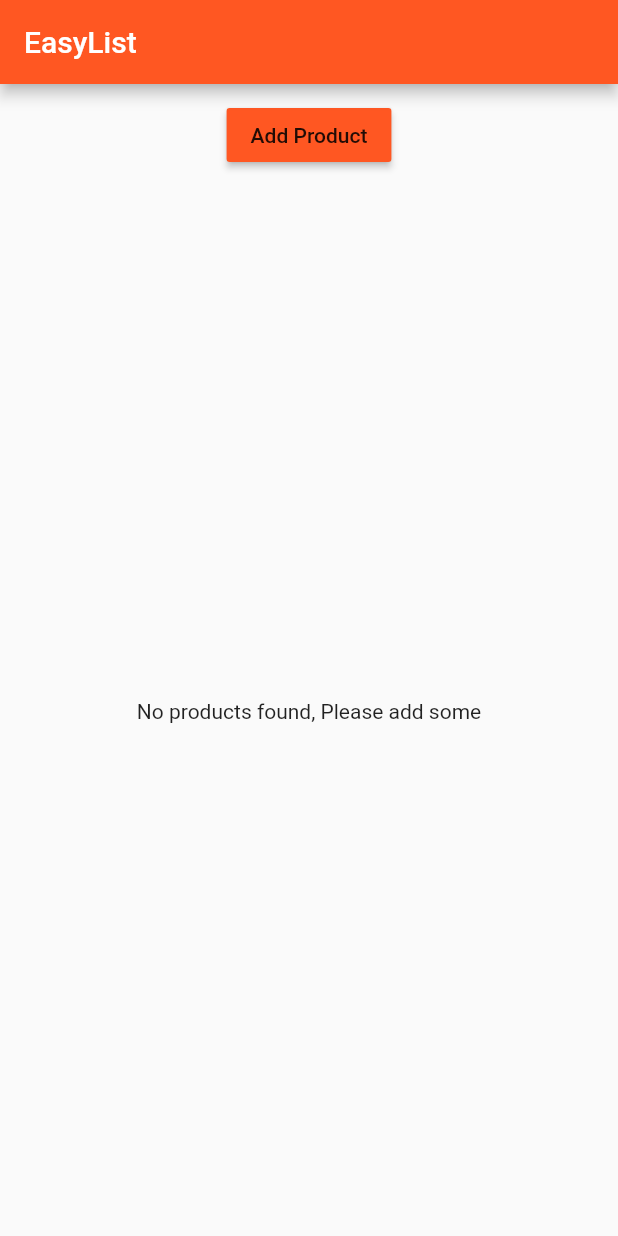
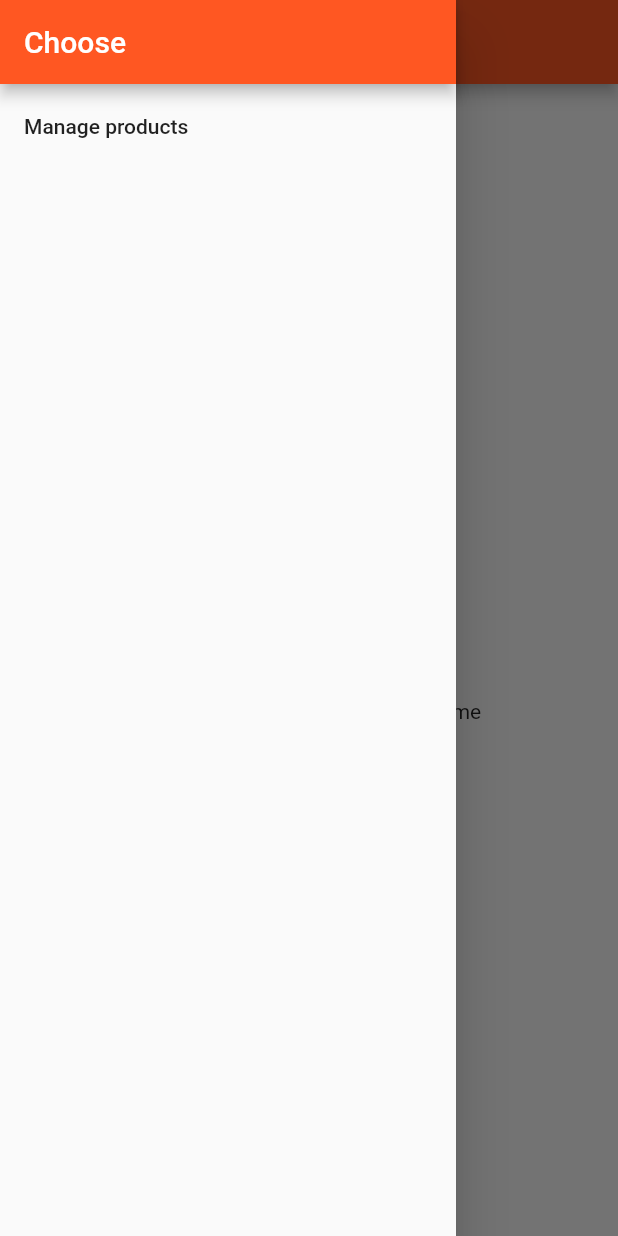
Before and after one commit to AruN227/Flutter, a Flutter app: the screen it shows after launch, with the side drawer open (before the commit the screen has no drawer), on a phone screen of 412 x 824 dp. Run offline on Flutter 3.47's test engine with Material 2 defaults, Android fonts, the phone set to English and light mode, and no system bars.

Commit message:
Navigation and tabs

```diff
--- a/lib/main.dart
+++ b/lib/main.dart
@@ -1,7 +1,11 @@
 import 'package:flutter/material.dart';
 //import 'package:flutter/rendering.dart';
 
-import './product_manager.dart';
+//import './product_manager.dart';
+import './pages/auth.dart';
+import './pages/product.dart';
+import './pages/products.dart';
+import './pages/products_admin.dart';
 
 void main() {
   //debugPaintSizeEnabled = true;
@@ -9,7 +13,30 @@ void main() {
   //debugPaintPointersEnabled=true;
   runApp(MyApp());
 }
-class MyApp extends StatelessWidget {
+class MyApp extends StatefulWidget {
+
+  @override
+  State<StatefulWidget> createState() {
+    return _MyAppState();
+  }
+}
+
+  class _MyAppState extends State<MyApp>{
+    List<Map<String, String>> _products = [];
+
+    void _addProduct(Map<String, String> product) {
+      setState(() {
+          _products.add(product);
+      });
+  }
+
+  void _deleteProduct(int index) {
+    setState(() {
+      _products.removeAt(index);
+    });
+  }
+
+
   @override
   Widget build(BuildContext context) {
     return MaterialApp(
@@ -19,12 +46,28 @@ class MyApp extends StatelessWidget {
         primarySwatch: Colors.deepOrange,
         accentColor: Colors.deepPurple
       ),
-      home: Scaffold(
-        appBar: AppBar(
-          title: Text('EasyList'),
-        ),
-        body: ProductManager(),
-      ),
+      //home: AuthPage(),
+      routes: {
+        '/': (BuildContext context) => ProductsPage(_products,_addProduct,_deleteProduct),
+        '/admin': (BuildContext context) => ProductsAdmin(),
+      },
+      onGenerateRoute: (RouteSettings settings) {
+        final List<String> pathElements = settings.name.split('/');
+        if (pathElements[0] != '') {
+          return null;
+        }
+        if(pathElements[1] == 'product') {
+          final int index = int.parse(pathElements[2]);
+          return MaterialPageRoute<bool>(builder: (BuildContext contex) => ProductPage(
+                          _products[index]['title'],_products[index]['image']),
+                          );
+        }
+      },
+      onUnknownRoute: (RouteSettings settings) {
+        return MaterialPageRoute(
+          builder: (BuildContext context) =>
+          ProductsPage(_products,_addProduct,_deleteProduct));
+      },
     );
   }
 }
--- /dev/null
+++ b/lib/pages/products.dart
@@ -0,0 +1,35 @@
+import 'package:flutter/material.dart';
+import '../product_manager.dart';
+//import './products_admin.dart';
+
+class ProductsPage extends StatelessWidget {
+  List<Map<String, String>> products;
+final Function addProduct;
+final Function deleteProduct;
+
+ProductsPage(this.products,this.addProduct,this.deleteProduct);
+  @override
+  Widget build(BuildContext context) {
+
+    return Scaffold(
+        drawer: Drawer(
+          child: Column(
+            children: <Widget>[
+              AppBar(
+                automaticallyImplyLeading: false,
+                title: Text('Choose'),
+              ),
+              ListTile(
+                title: Text('Manage products'),
+                onTap: () =>Navigator.pushReplacementNamed(context,'/admin'),
+              ),
+            ],
+          ),
+        ),
+        appBar: AppBar(
+          title: Text('EasyList'),
+        ),
+        body: ProductManager(products, addProduct, deleteProduct),
+      );
+  }
+}
--- a/lib/product_control.dart
+++ b/lib/product_control.dart
@@ -11,7 +11,7 @@ class ProductControl extends StatelessWidget {
     return RaisedButton(
             color: Theme.of(context).primaryColor,
             onPressed: () {
-              addProduct('Sweets');
+              addProduct({'title':'Chocolate','image':'assets/food.jpg'});
             },
             child: Text('Add Product'),
           );
--- a/lib/product_manager.dart
+++ b/lib/product_manager.dart
@@ -3,46 +3,45 @@ import 'package:flutter/material.dart';
 import './products.dart';
 import './product_control.dart';
 
-class ProductManager extends StatefulWidget {
-  final String startingProduct;
+class ProductManager extends StatelessWidget {
+//   final Map<String, String> startingProduct;
 
-  ProductManager({this.startingProduct}) {
-    print('Constructor[PM]');
-  }
+//   ProductManager({this.startingProduct}) {
+//     print('Constructor[PM]');
+//   }
 
-  @override
-  State<StatefulWidget> createState() {
-    return _ProductManagerState();
-  }
-}
+//   @override
+//   State<StatefulWidget> createState() {
+//     return _ProductManagerState();
+//   }
+// }
 
-class _ProductManagerState extends State<ProductManager> {
-  List<String> _products = [];
+// class _ProductManagerState extends State<ProductManager> {
+//   List<Map<String, String>> _products = [];
 
-  @override
-  void initState() {
-    super.initState();
-    if (widget.startingProduct != null) {
-      _products.add(widget.startingProduct);
-    }
+//   @override
+//   void initState() {
+//     super.initState();
+//     if (widget.startingProduct != null) {
+//       _products.add(widget.startingProduct);
+//     }
 
-  }
+//   }
 
-  void _addProduct(String product) {
-      setState(() {
-          _products.add(product);
-      });
-  }
+List<Map<String, String>> products;
+final Function addProduct;
+final Function deleteProduct;
 
+ProductManager(this.products,this.addProduct,this.deleteProduct);
   @override
   Widget build(BuildContext context) {
     return Column(
       children: [
         Container(
           margin: EdgeInsets.all(10.0),
-          child: ProductControl(_addProduct)
+          child: ProductControl(addProduct)
         ),
-        Expanded(child: Products(_products))
+        Expanded(child: Products(products, deleteProduct: deleteProduct))
       ],
     );
   }
--- a/lib/products.dart
+++ b/lib/products.dart
@@ -1,16 +1,29 @@
 import 'package:flutter/material.dart';
+//import './pages/product.dart';
+class Products extends StatelessWidget {
+  final List<Map<String, String>> products;
+  final Function deleteProduct;
 
-class Products extends StatelessWidget {
-  final List<String> products;
-
-  Products(this.products);
+  Products(this.products,{this.deleteProduct});
 
   Widget _buildProductItem(BuildContext context, int index) {
    return  Card(
                   child: Column(
                     children: <Widget>[
-                      Image.asset('assets/food.jpg'),
-                      Text(products[index])
+                      Image.asset(products[index]['image']),
+                      Text(products[index]['title']),
+                      ButtonBar(alignment: MainAxisAlignment.center,
+                      children: <Widget>[
+                        FlatButton(child: Text('Next Page'),
+                        onPressed: () => Navigator.pushNamed<bool>(context, '/product/' + index.toString())
+                        .then((bool value) {
+                          if(value) {
+                            deleteProduct(index);
+                          }
+
+                        }),
+                        )
+                      ],)
                     ],
                   ),
                 );
```
Also changed, not shown: lib/pages/auth.dart (added, +21 -0 lines), lib/pages/product.dart (added, +62 -0 lines), lib/pages/product_create.dart (added, +21 -0 lines), lib/pages/product_list.dart (added, +8 -0 lines), lib/pages/products_admin.dart (added, +50 -0 lines).
